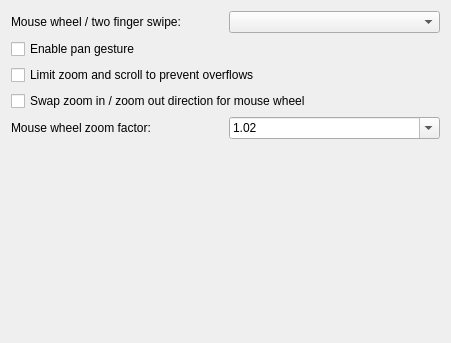
Old version of the form scripts/Navigation/DefaultNavigation/PreferencesPage.ui in the repository qcad/qcad.
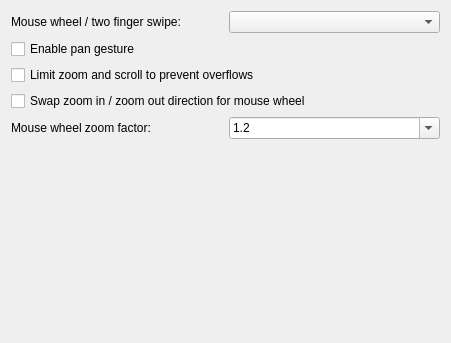
New version of the form.

```diff
--- a/scripts/Navigation/DefaultNavigation/PreferencesPage.ui
+++ b/scripts/Navigation/DefaultNavigation/PreferencesPage.ui
@@ -59,8 +59,8 @@
        <property name="editable">
         <bool>true</bool>
        </property>
-       <property name="currentText">
-        <string>1.20</string>
+       <property name="currentIndex">
+        <number>9</number>
        </property>
        <item>
         <property name="text">
@@ -109,7 +109,7 @@
        </item>
        <item>
         <property name="text">
-         <string>1.20</string>
+         <string>1.2</string>
         </property>
        </item>
        <item>
```
Left out of the diff: 17 changed lines with no effect on the pictures.
